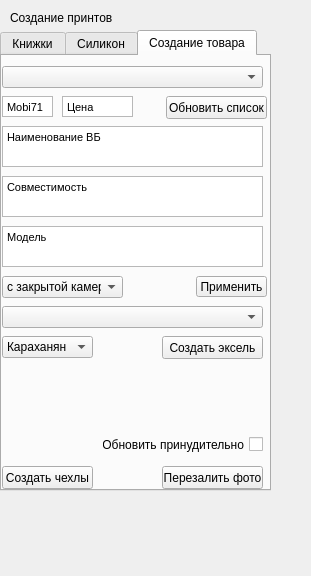
First picture: the form in WB/MakePrint/ui/MakeBookPrintUi.ui, repository gora5624/Python, before the edit.
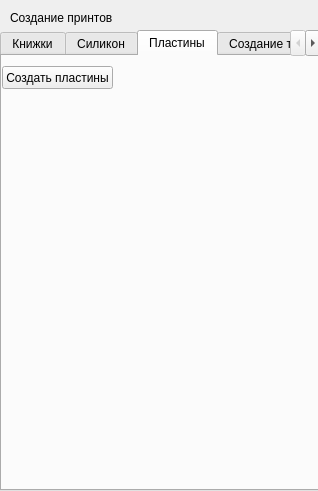
Second picture: the form after the edit.

Diff of the .ui file:
```diff
--- a/WB/MakePrint/ui/MakeBookPrintUi.ui
+++ b/WB/MakePrint/ui/MakeBookPrintUi.ui
@@ -6,8 +6,8 @@
    <rect>
     <x>0</x>
     <y>0</y>
-    <width>311</width>
-    <height>576</height>
+    <width>318</width>
+    <height>491</height>
    </rect>
   </property>
   <property name="windowTitle">
@@ -18,7 +18,7 @@
     <rect>
      <x>0</x>
      <y>30</y>
-     <width>271</width>
+     <width>321</width>
      <height>461</height>
     </rect>
    </property>
@@ -284,6 +284,24 @@
      </property>
     </widget>
    </widget>
+   <widget class="QWidget" name="plastins">
+    <attribute name="title">
+     <string>Пластины</string>
+    </attribute>
+    <widget class="QPushButton" name="makePlastinsBut">
+     <property name="geometry">
+      <rect>
+       <x>0</x>
+       <y>10</y>
+       <width>111</width>
+       <height>23</height>
+      </rect>
+     </property>
+     <property name="text">
+      <string>Создать пластины</string>
+     </property>
+    </widget>
+   </widget>
    <widget class="QWidget" name="tab">
     <attribute name="title">
      <string>Создание товара</string>
```
